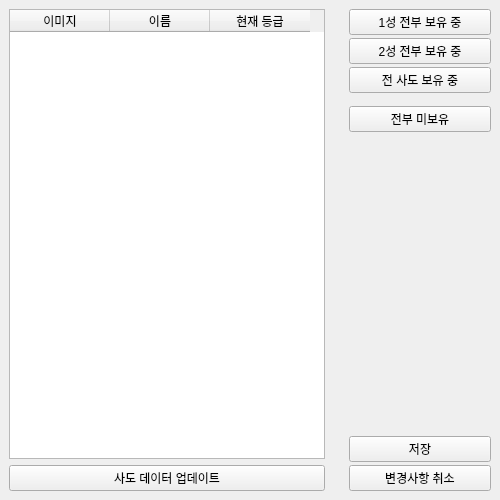
Qt form widgets/ui/page_hero.ui (voiderd-sub/trickcal-manager) before a commit.
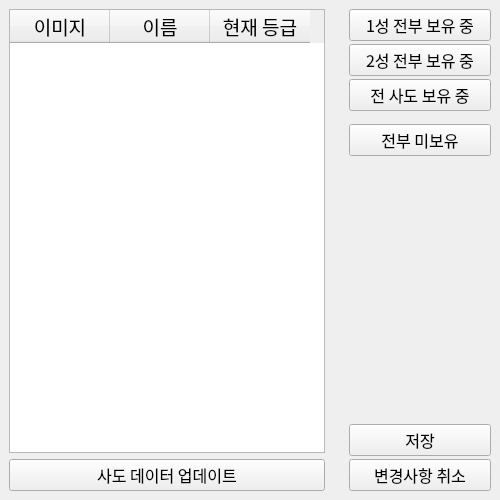
The same form after that commit.

Commit message: complete_page_equip

```diff
--- a/widgets/ui/page_hero.ui
+++ b/widgets/ui/page_hero.ui
@@ -37,6 +37,12 @@
        <height>0</height>
       </size>
      </property>
+     <property name="font">
+      <font>
+       <family>ONE 모바일POP</family>
+       <pointsize>12</pointsize>
+      </font>
+     </property>
      <layout class="QGridLayout" name="gridLayout">
       <item row="0" column="0">
        <layout class="QVBoxLayout" name="verticalLayout_2">
@@ -48,6 +54,12 @@
             <verstretch>0</verstretch>
            </sizepolicy>
           </property>
+          <property name="font">
+           <font>
+            <family>ONE 모바일POP</family>
+            <pointsize>14</pointsize>
+           </font>
+          </property>
           <property name="verticalScrollBarPolicy">
            <enum>Qt::ScrollBarAsNeeded</enum>
           </property>
@@ -82,6 +94,12 @@
         </item>
         <item>
          <widget class="QPushButton" name="update_btn">
+          <property name="font">
+           <font>
+            <family>ONE 모바일POP</family>
+            <pointsize>12</pointsize>
+           </font>
+          </property>
           <property name="text">
            <string>사도 데이터 업데이트</string>
           </property>
@@ -100,6 +118,12 @@
        <verstretch>0</verstretch>
       </sizepolicy>
      </property>
+     <property name="font">
+      <font>
+       <family>ONE 모바일POP</family>
+       <pointsize>12</pointsize>
+      </font>
+     </property>
      <layout class="QVBoxLayout" name="verticalLayout_4">
       <item>
        <layout class="QVBoxLayout" name="verticalLayout">
@@ -111,6 +135,12 @@
         </property>
         <item>
          <widget class="QPushButton" name="star_1_btn">
+          <property name="font">
+           <font>
+            <family>ONE 모바일POP</family>
+            <pointsize>12</pointsize>
+           </font>
+          </property>
           <property name="text">
            <string>1성 전부 보유 중</string>
           </property>
@@ -118,6 +148,12 @@
         </item>
         <item>
          <widget class="QPushButton" name="star_2_btn">
+          <property name="font">
+           <font>
+            <family>ONE 모바일POP</family>
+            <pointsize>12</pointsize>
+           </font>
+          </property>
           <property name="text">
            <string>2성 전부 보유 중</string>
           </property>
@@ -125,6 +161,12 @@
         </item>
         <item>
          <widget class="QPushButton" name="all_check_btn">
+          <property name="font">
+           <font>
+            <family>ONE 모바일POP</family>
+            <pointsize>12</pointsize>
+           </font>
+          </property>
           <property name="text">
            <string>전 사도 보유 중</string>
           </property>
@@ -132,6 +174,12 @@
         </item>
         <item>
          <spacer name="verticalSpacer_2">
+          <property name="font">
+           <font>
+            <family>ONE 모바일POP</family>
+            <pointsize>12</pointsize>
+           </font>
+          </property>
           <property name="orientation">
            <enum>Qt::Vertical</enum>
           </property>
@@ -148,6 +196,12 @@
         </item>
         <item>
          <widget class="QPushButton" name="all_uncheck_btn">
+          <property name="font">
+           <font>
+            <family>ONE 모바일POP</family>
+            <pointsize>12</pointsize>
+           </font>
+          </property>
           <property name="text">
            <string>전부 미보유</string>
           </property>
@@ -157,6 +211,12 @@
       </item>
       <item>
        <spacer name="verticalSpacer">
+        <property name="font">
+         <font>
+          <family>ONE 모바일POP</family>
+          <pointsize>12</pointsize>
+         </font>
+        </property>
         <property name="orientation">
          <enum>Qt::Vertical</enum>
         </property>
@@ -175,6 +235,12 @@
         </property>
         <item>
          <widget class="QPushButton" name="save_btn">
+          <property name="font">
+           <font>
+            <family>ONE 모바일POP</family>
+            <pointsize>12</pointsize>
+           </font>
+          </property>
           <property name="text">
            <string>저장</string>
           </property>
@@ -182,6 +248,12 @@
         </item>
         <item>
          <widget class="QPushButton" name="undo_btn">
+          <property name="font">
+           <font>
+            <family>ONE 모바일POP</family>
+            <pointsize>12</pointsize>
+           </font>
+          </property>
           <property name="text">
            <string>변경사항 취소</string>
           </property>
```
The commit also changes 31 other files.
